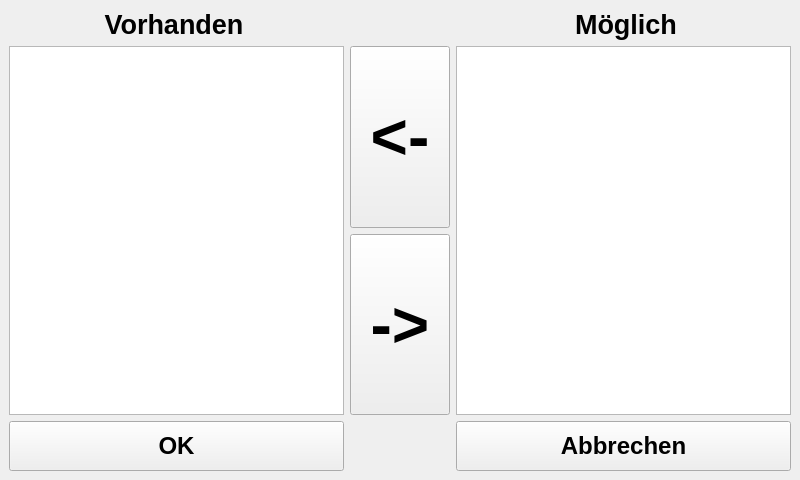
The window that src/ui_elements/available.ui (AndreWohnsland/CocktailBerry) describes before a commit, drawn with Qt 5.
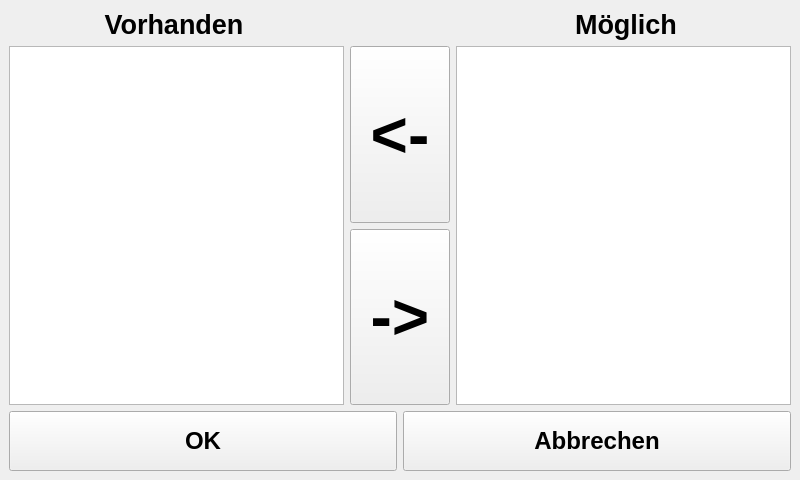
The same window after the commit.

Commit message: Enable multi select

Patch:
```diff
--- a/src/ui_elements/available.ui
+++ b/src/ui_elements/available.ui
@@ -223,7 +223,7 @@
         <property name="minimumSize">
          <size>
           <width>335</width>
-          <height>50</height>
+          <height>60</height>
          </size>
         </property>
         <property name="maximumSize">
@@ -247,25 +247,12 @@
         </property>
        </widget>
       </item>
-      <item>
-       <spacer name="horizontalSpacer_2">
-        <property name="orientation">
-         <enum>Qt::Horizontal</enum>
-        </property>
-        <property name="sizeHint" stdset="0">
-         <size>
-          <width>40</width>
-          <height>20</height>
-         </size>
-        </property>
-       </spacer>
-      </item>
       <item>
        <widget class="QPushButton" name="PBAbbruch_2">
         <property name="minimumSize">
          <size>
           <width>335</width>
-          <height>50</height>
+          <height>60</height>
          </size>
         </property>
         <property name="maximumSize">
```
Left out of the diff: 11 changed lines with no effect on the pictures. The commit also changes 2 other files.
